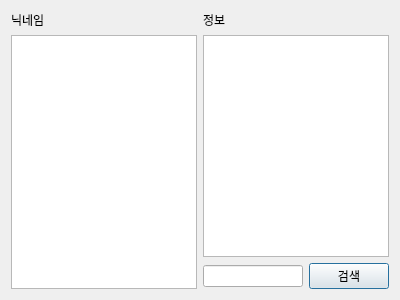
First picture: the form in memberinfodialog.ui, repository Jhnn22/VEDA_MiniProject, before the edit.
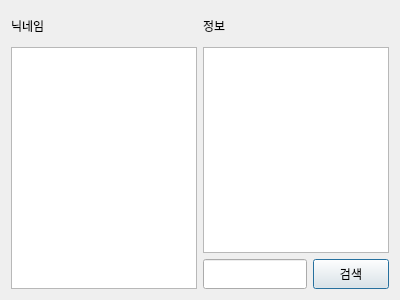
Second picture: the form after the edit.

Patch:
```diff
--- a/memberinfodialog.ui
+++ b/memberinfodialog.ui
@@ -10,6 +10,18 @@
     <height>300</height>
    </rect>
   </property>
+  <property name="minimumSize">
+   <size>
+    <width>400</width>
+    <height>300</height>
+   </size>
+  </property>
+  <property name="maximumSize">
+   <size>
+    <width>400</width>
+    <height>300</height>
+   </size>
+  </property>
   <property name="windowTitle">
    <string>Dialog</string>
   </property>
@@ -20,6 +32,18 @@
       <layout class="QVBoxLayout" name="verticalLayout">
        <item>
         <widget class="QLabel" name="label">
+         <property name="minimumSize">
+          <size>
+           <width>0</width>
+           <height>30</height>
+          </size>
+         </property>
+         <property name="maximumSize">
+          <size>
+           <width>16777215</width>
+           <height>30</height>
+          </size>
+         </property>
          <property name="text">
           <string>닉네임</string>
          </property>
@@ -34,6 +58,18 @@
       <layout class="QVBoxLayout" name="verticalLayout_2">
        <item>
         <widget class="QLabel" name="label_2">
+         <property name="minimumSize">
+          <size>
+           <width>0</width>
+           <height>30</height>
+          </size>
+         </property>
+         <property name="maximumSize">
+          <size>
+           <width>16777215</width>
+           <height>30</height>
+          </size>
+         </property>
          <property name="text">
           <string>정보</string>
          </property>
@@ -45,10 +81,35 @@
        <item>
         <layout class="QHBoxLayout" name="horizontalLayout_2">
          <item>
-          <widget class="QLineEdit" name="inputNickName"/>
+          <widget class="QLineEdit" name="inputNickName">
+           <property name="minimumSize">
+            <size>
+             <width>0</width>
+             <height>30</height>
+            </size>
+           </property>
+           <property name="maximumSize">
+            <size>
+             <width>16777215</width>
+             <height>30</height>
+            </size>
+           </property>
+          </widget>
          </item>
          <item>
           <widget class="QPushButton" name="search">
+           <property name="minimumSize">
+            <size>
+             <width>50</width>
+             <height>30</height>
+            </size>
+           </property>
+           <property name="maximumSize">
+            <size>
+             <width>16777215</width>
+             <height>30</height>
+            </size>
+           </property>
            <property name="text">
             <string>검색</string>
            </property>
```
